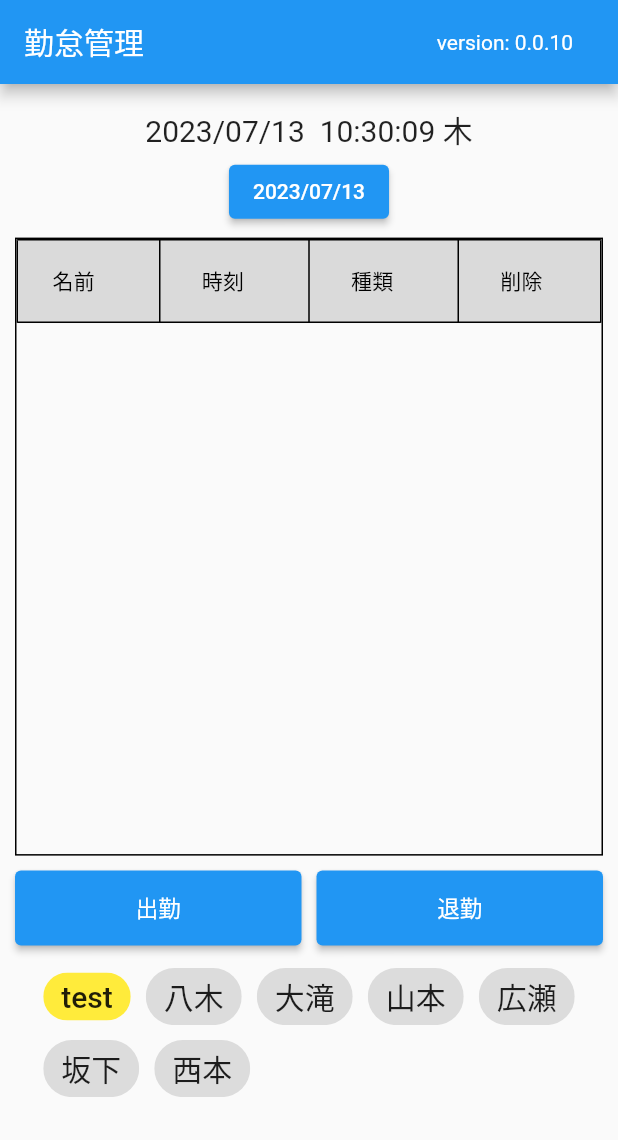
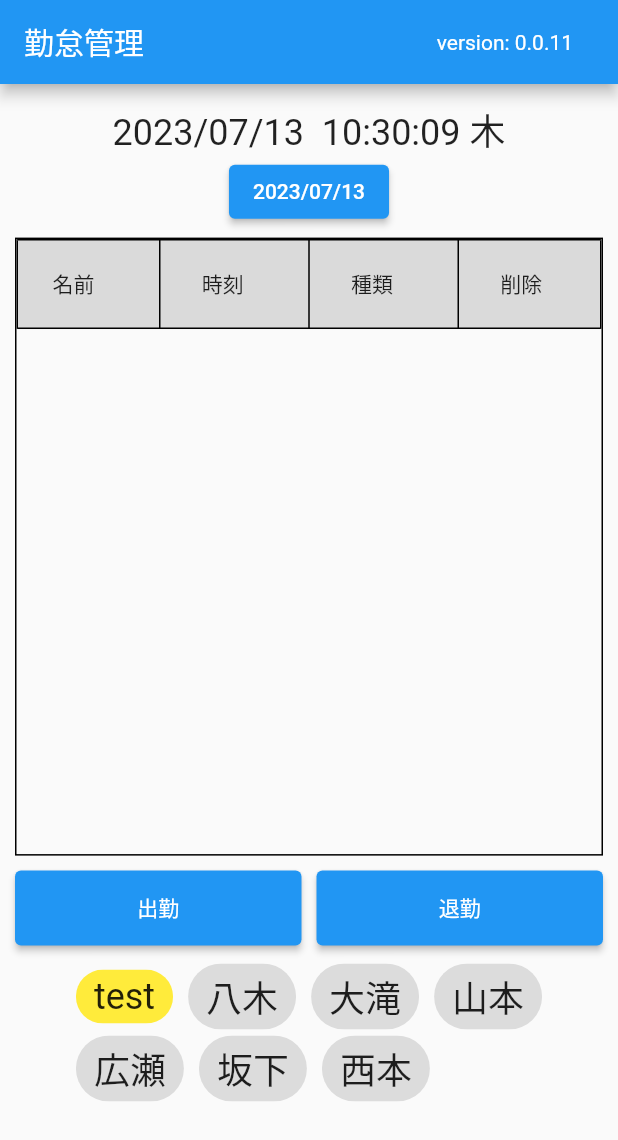
Before and after one commit to tyagiwork0419/attendance_manager, a Flutter app: the screen it shows after launch, after a tap on "出勤", on a phone screen of 412 x 824 dp. Shown: the top 1140 px of the screen. Run offline on Flutter 3.47's test engine with Material 2 defaults, Android fonts, the phone set to English and light mode, and no system bars; our stand-ins replace nil; network calls fail.

Commit message:
ver0.0.11

```diff
--- a/lib/application/constants.dart
+++ b/lib/application/constants.dart
@@ -1,5 +1,5 @@
 class Constants {
-  static const String version = '0.0.10';
+  static const String version = '0.0.11';
 
   static const String apiUrl =
       'https://script.googleapis.com/v1/scripts/AKfycbwU_b7NPhuZLN43SXfaSoAXHGD5IrJtjuGJcARZwDy0Auyd-i_tS6TgvuAbhaLuoYMp:run';
--- a/lib/ui/components/data_table_view.dart
+++ b/lib/ui/components/data_table_view.dart
@@ -2,12 +2,14 @@ import 'package:flutter/material.dart';
 
 class DataTableView extends StatefulWidget {
   final ScrollController? scrollController;
+  final List<DataColumn> dataColumnList;
   final List<DataRow>? dataRowList;
   final bool? isLoading;
 
   DataTableView(
       {super.key,
       ScrollController? scrollController,
+      required this.dataColumnList,
       List<DataRow>? dataRowList,
       bool? isLoading})
       //scrollController ??= ScrollController();
@@ -27,18 +29,13 @@ class _DataTableViewState extends State<DataTableView> {
         child: SingleChildScrollView(
             controller: widget.scrollController,
             child: DataTable(
+                headingRowHeight: 60,
                 dataRowMaxHeight: 60,
-                dataRowMinHeight: 40,
+                dataRowMinHeight: 60,
                 border: TableBorder.all(),
                 headingRowColor: MaterialStateColor.resolveWith(
                     (states) => const Color.fromARGB(255, 218, 218, 218)),
-                columns: const [
-                  DataColumn(label: FittedBox(child: Text('名前'))),
-                  //DataColumn(label: Text('日付')),
-                  DataColumn(label: FittedBox(child: Text('時刻'))),
-                  DataColumn(label: FittedBox(child: Text('種類'))),
-                  DataColumn(label: FittedBox(child: Text('削除'))),
-                ],
+                columns: widget.dataColumnList,
                 rows: widget.dataRowList!)));
   }
 }
--- a/lib/ui/my_home_page.dart
+++ b/lib/ui/my_home_page.dart
@@ -26,12 +26,12 @@ class MyHomePage extends StatefulWidget {
 class _MyHomePageState extends State<MyHomePage> {
   final sheetId = '2023年';
 
+  final List<String> _dataColumnLabels = ['名前', '時刻', '種類', '削除'];
+
   final List<DataRow> _dataRowList = [];
 
   late GasClient _gasClient;
   late AttendanceService _attendanceService;
-
-  final TextStyle _buttonTextStyle = const TextStyle(fontSize: 15);
 
   final List<String> _nameList = <String>[
     'test',
@@ -89,13 +89,24 @@ class _MyHomePageState extends State<MyHomePage> {
     _get(now);
   }
 
-  DataRow _getDataRowByAttendData(AttendData data) {
+  List<DataColumn> _createDataColumnList() {
+    TextStyle? style = Theme.of(context).textTheme.bodyMedium;
+
+    List<DataColumn> columns = [];
+    for (int i = 0; i < _dataColumnLabels.length; ++i) {
+      String label = _dataColumnLabels[i];
+      columns.add(DataColumn(label: Text(label, style: style)));
+    }
+
+    return columns;
+  }
+
+  DataRow _createDataRowByAttendData(AttendData data) {
     String name = data.name;
-    //String date = data.dateStr;
-    //String time = data.timeStr;
     String dateTime = data.dateTimeStr;
     String type = data.type.toStr;
     Color color;
+    TextStyle? style = Theme.of(context).textTheme.bodyMedium;
 
     switch (data.type) {
       case AttendType.clockIn:
@@ -112,11 +123,10 @@ class _MyHomePageState extends State<MyHomePage> {
     DataRow dataRow = DataRow(
         color: MaterialStateColor.resolveWith((states) => color),
         cells: [
-          DataCell(FittedBox(child: Text(name))),
-          DataCell(FittedBox(child: Text(dateTime))),
-          DataCell(FittedBox(child: Text(type))),
-          DataCell(FittedBox(
-              child: IconButton(
+          DataCell(Text(name, style: style)),
+          DataCell(Text(dateTime, style: style)),
+          DataCell(Text(type, style: style)),
+          DataCell(IconButton(
             icon: const Icon(Icons.delete),
             onPressed: () async {
               debugPrint('presseed');
@@ -131,7 +141,7 @@ class _MyHomePageState extends State<MyHomePage> {
                 _deleteRow(data);
               }
             },
-          ))),
+          )),
         ]);
 
     return dataRow;
@@ -144,7 +154,7 @@ class _MyHomePageState extends State<MyHomePage> {
   void _updateDataRow() {
     _dataRowList.clear();
     for (int i = 0; i < _dataList.length; ++i) {
-      _dataRowList.add(_getDataRowByAttendData(_dataList[i]));
+      _dataRowList.add(_createDataRowByAttendData(_dataList[i]));
     }
   }
 
@@ -276,17 +286,27 @@ class _MyHomePageState extends State<MyHomePage> {
 
   @override
   Widget build(BuildContext context) {
+    TextStyle? versionTextStyle = TextStyle(
+        color: Colors.white,
+        fontSize: Theme.of(context).textTheme.bodyLarge?.fontSize);
+    TextStyle? clockTextStyle = Theme.of(context).textTheme.headlineSmall;
+    TextStyle? buttonTextStyle = TextStyle(
+        color: Colors.white,
+        fontSize: Theme.of(context).textTheme.bodyLarge?.fontSize);
+    TextStyle? choiceTextStyle = Theme.of(context).textTheme.headlineSmall;
+
     return Scaffold(
         appBar: AppBar(
           // Here we take the value from the MyHomePage object that was created by
           // the App.build method, and use it to set our appbar title.
           title: Text(widget.title),
-          actions: const [
+          actions: [
             Padding(
-                padding: EdgeInsets.only(right: 30),
+                padding: const EdgeInsets.only(right: 30),
                 child: Align(
                     alignment: Alignment.centerRight,
-                    child: Text('version: ${Constants.version}')))
+                    child: Text('version: ${Constants.version}',
+                        style: versionTextStyle)))
           ],
         ),
         body: SingleChildScrollView(
@@ -300,7 +320,7 @@ class _MyHomePageState extends State<MyHomePage> {
               width: double.infinity,
               height: MediaQuery.of(context).size.height * 0.05,
               child: Center(
-                child: Text(_clockString, style: const TextStyle(fontSize: 20)),
+                child: Text(_clockString, style: clockTextStyle),
               ),
             ),
             SizedBox(
@@ -329,6 +349,7 @@ class _MyHomePageState extends State<MyHomePage> {
                           //child: DataTableView(
                           DataTableView(
                             scrollController: _scrollController,
+                            dataColumnList: _createDataColumnList(),
                             dataRowList: _dataRowList,
                           ),
                           if (_isLoading)
@@ -348,14 +369,14 @@ class _MyHomePageState extends State<MyHomePage> {
                       height: 50,
                       child: ElevatedButton(
                           onPressed: _manualClockIn,
-                          child: Text('出勤', style: _buttonTextStyle)))),
+                          child: Text('出勤', style: buttonTextStyle)))),
               const SizedBox(width: 10),
               Expanded(
                   child: SizedBox(
                       height: 50,
                       child: ElevatedButton(
                           onPressed: _manualClockOut,
-                          child: Text('退勤', style: _buttonTextStyle)))),
+                          child: Text('退勤', style: buttonTextStyle)))),
             ]),
             Padding(
               padding: allPadding,
@@ -367,8 +388,7 @@ class _MyHomePageState extends State<MyHomePage> {
                         List<ChoiceChip>.generate(_nameList.length,
                             (int index) {
                       return ChoiceChip(
-                        label: Text(_nameList[index],
-                            style: const TextStyle(fontSize: 20)),
+                        label: Text(_nameList[index], style: choiceTextStyle),
                         selectedColor: Colors.yellow,
                         selected: _choiceIndex == index,
                         onSelected: (selected) {
```
